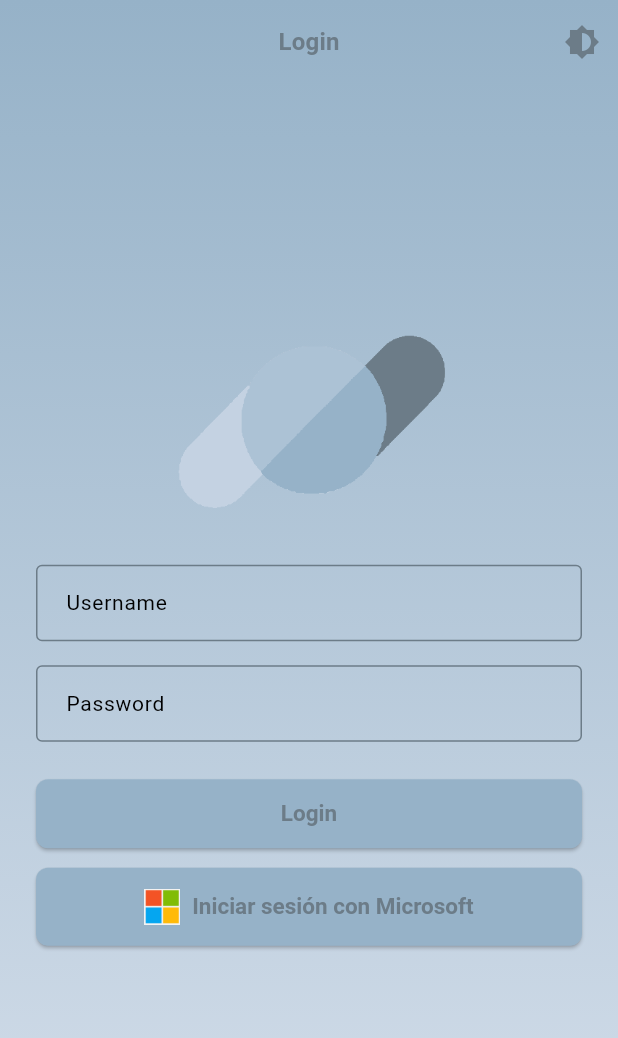
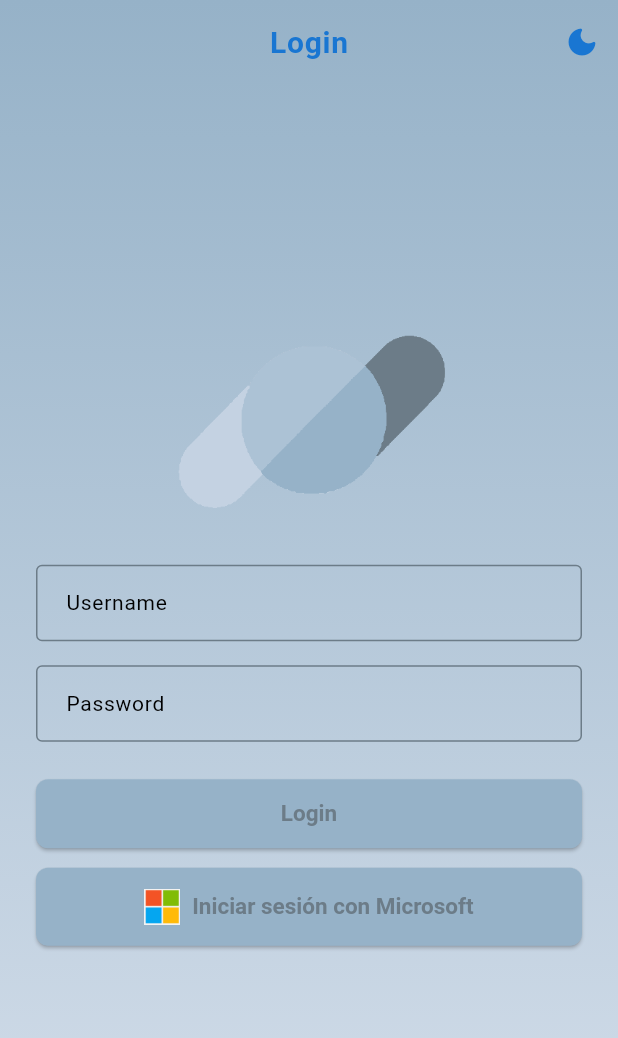
Before and after one commit to DAMSanti/ProyectoFinalDAM2, a Flutter app: the screen it shows after launch, on a phone screen of 412 x 824 dp. Shown: the top 1038 px of the screen. Run offline on Flutter 3.47's test engine with Material 3 defaults, Android fonts, the phone set to English and light mode, and no system bars; our stand-ins replace cloud_firestore, dio, file_picker, firebase_core, fl_chart, flutter_map and 7 more; missing offline and left inert: window_manager; accounts and stored records are empty; project files that could hold a hidden picture were left out.

Commit message:
- AppBar Fixed

```diff
--- a/proyecto_santi/lib/components/app_bar.dart
+++ b/proyecto_santi/lib/components/app_bar.dart
@@ -14,20 +14,28 @@ class AndroidAppBar extends StatelessWidget implements PreferredSizeWidget {
 
   @override
   Widget build(BuildContext context) {
+    final isDark = Theme.of(context).brightness == Brightness.dark;
+
     return OrientationBuilder(
       builder: (context, orientation) {
         return AppBar(
           centerTitle: true,
           title: Text(
             title,
-            style: Theme.of(context).textTheme.titleMedium?.copyWith(
+            style: TextStyle(
               fontWeight: FontWeight.bold,
+              fontSize: 20,
+              color: Color(0xFF1976d2), // Azul consistente con desktop
+              letterSpacing: 0.5,
             ),
           ),
           leading: showMenuButton
               ? Builder(
             builder: (context) => IconButton(
-              icon: Icon(Icons.menu),
+              icon: Icon(
+                Icons.menu,
+                color: isDark ? Colors.white : Color(0xFF1976d2),
+              ),
               onPressed: () {
                 Scaffold.of(context).openDrawer();
               },
@@ -36,8 +44,12 @@ class AndroidAppBar extends StatelessWidget implements PreferredSizeWidget {
               : null,
           actions: [
             IconButton(
-              icon: Icon(Icons.brightness_6),
+              icon: Icon(
+                isDark ? Icons.light_mode_rounded : Icons.dark_mode_rounded,
+                color: isDark ? Colors.amber : Color(0xFF1976d2),
+              ),
               onPressed: onToggleTheme,
+              tooltip: 'Cambiar tema',
             ),
           ],
         );
--- a/proyecto_santi/lib/tema/theme.dart
+++ b/proyecto_santi/lib/tema/theme.dart
@@ -50,8 +50,14 @@ final ThemeData lightTheme = ThemeData(
   // APPBAR
   appBarTheme: AppBarTheme(
     backgroundColor: Colors.transparent,
-    titleTextStyle: TextStyle(color: colorTextoLight, fontSize: 20, inherit: true),
-    iconTheme: IconThemeData(color: colorTextoLight),
+    titleTextStyle: TextStyle(
+      color: Color(0xFF1976d2), // Azul consistente
+      fontSize: 20,
+      fontWeight: FontWeight.bold,
+      letterSpacing: 0.5,
+      inherit: true,
+    ),
+    iconTheme: IconThemeData(color: Color(0xFF1976d2)),
   ),
   // CARDS
   cardTheme: CardThemeData(
@@ -130,7 +136,13 @@ final ThemeData darkTheme = ThemeData(
   // APPBAR
   appBarTheme: AppBarTheme(
     backgroundColor: colorAccentDark,
-    titleTextStyle: TextStyle(color: colorTextoDark, fontSize: 20, inherit: true),
+    titleTextStyle: TextStyle(
+      color: Color(0xFF1976d2), // Azul consistente también en tema oscuro
+      fontSize: 20,
+      fontWeight: FontWeight.bold,
+      letterSpacing: 0.5,
+      inherit: true,
+    ),
     iconTheme: IconThemeData(color: colorTextoDark),
   ),
   // CARDS
--- a/proyecto_santi/lib/views/home/views/home_portrait_layout.dart
+++ b/proyecto_santi/lib/views/home/views/home_portrait_layout.dart
@@ -1,5 +1,4 @@
 import 'package:flutter/material.dart';
-import 'package:proyecto_santi/views/home/components/home_user.dart';
 import 'package:proyecto_santi/views/home/components/home_activity_cards.dart';
 import 'package:proyecto_santi/views/home/components/home_calendario.dart';
 import 'package:proyecto_santi/models/actividad.dart';
@@ -21,7 +20,7 @@ class HomePortraitLayout extends StatelessWidget {
               flex: 3,
               child: Column(
                 children: [
-                  const UserInformation(),
+                  // UserInformation quitado - ya está en el AppBar
                   Padding(
                     padding: const EdgeInsets.symmetric(vertical: 16.0),
                     child: Text(
--- a/proyecto_santi/lib/views/home/views/home_small_landscape_layout.dart
+++ b/proyecto_santi/lib/views/home/views/home_small_landscape_layout.dart
@@ -1,5 +1,4 @@
 import 'package:flutter/material.dart';
-import 'package:proyecto_santi/views/home/components/home_user.dart';
 import 'package:proyecto_santi/views/home/components/home_activity_cards.dart';
 import 'package:proyecto_santi/views/home/components/home_calendario.dart';
 import 'package:proyecto_santi/models/actividad.dart';
@@ -19,7 +18,7 @@ class HomeSmallLandscapeLayout extends StatelessWidget {
               flex: 1,
               child: Column(
                 children: [
-                  const UserInformation(),
+                  // UserInformation quitado - ya está en el AppBar
                   Expanded(
                     child: Padding(
                       padding: const EdgeInsets.symmetric(
```
Also changed, not shown: proyecto_santi/lib/components/desktop_shell.dart (+62 -2 lines), proyecto_santi/lib/components/marco_desktop.dart (+48 -3 lines), proyecto_santi/lib/components/user_avatar.dart (added, +82 -0 lines).
